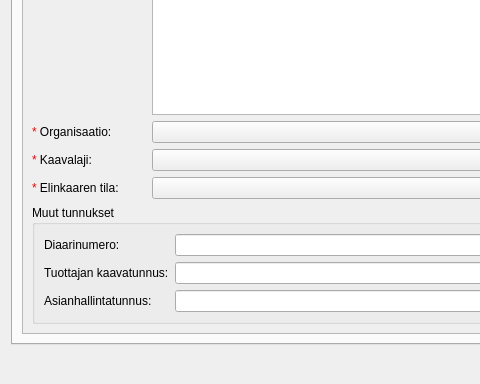
Above: arho_feature_template/gui/dialogs/plan_attribute_form.ui from GispoCoding/arho-qgis-plugin before the change; both pictures show x 0 to 480 and y 278 to 662 of the 873 by 662 pixel window. Below: the same form after it.
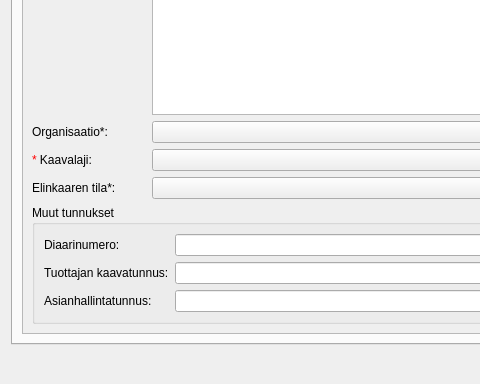
That is the form after the change. The open tabs and pages were chosen to show the change. Custom widgets are drawn as their Qt base class.

What changed in the file:
```diff
--- a/arho_feature_template/gui/dialogs/plan_attribute_form.ui
+++ b/arho_feature_template/gui/dialogs/plan_attribute_form.ui
@@ -148,7 +148,7 @@
              <item row="5" column="0">
               <widget class="QLabel" name="elinkaarenTilaLabel">
                <property name="text">
-                <string>&lt;span style=&quot;color: red;&quot;&gt;*&lt;/span&gt; Elinkaaren tila:</string>
+                <string>Elinkaaren tila*:</string>
                </property>
                <property name="buddy">
                 <cstring>lifecycle_status_combo_box</cstring>
@@ -165,7 +165,7 @@
              <item row="3" column="0">
               <widget class="QLabel" name="label_5">
                <property name="text">
-                <string>&lt;span style=&quot;color: red;&quot;&gt;*&lt;/span&gt; Organisaatio:</string>
+                <string>Organisaatio*:</string>
                </property>
               </widget>
              </item>
```
Left out of the diff: 4 changed lines with no effect on the pictures.
